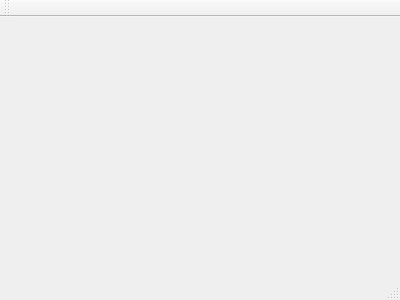
Before: the Qt Designer form mainwindow.ui in Guailoudou/ld_ncm, drawn with Qt 5.
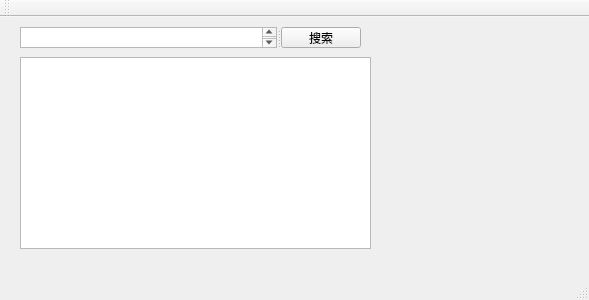
After: the same form once the commit is applied.

Diff of the .ui file:
```diff
--- a/mainwindow.ui
+++ b/mainwindow.ui
@@ -1,24 +1,69 @@
 <ui version="4.0">
  <class>MainWindow</class>
- <widget class="QMainWindow" name="MainWindow" >
-  <property name="geometry" >
+ <widget class="QMainWindow" name="MainWindow">
+  <property name="geometry">
    <rect>
     <x>0</x>
     <y>0</y>
-    <width>400</width>
+    <width>589</width>
     <height>300</height>
    </rect>
   </property>
   <property name="windowTitle" >
    <string>MainWindow</string>
   </property>
-  <widget class="QMenuBar" name="menuBar" />
-  <widget class="QToolBar" name="mainToolBar" />
-  <widget class="QWidget" name="centralWidget" />
-  <widget class="QStatusBar" name="statusBar" />
+  <widget class="QWidget" name="centralWidget">
+   <widget class="QListView" name="listView">
+    <property name="geometry">
+     <rect>
+      <x>20</x>
+      <y>40</y>
+      <width>351</width>
+      <height>192</height>
+     </rect>
+    </property>
+   </widget>
+   <widget class="QSplitter" name="splitter">
+    <property name="geometry">
+     <rect>
+      <x>20</x>
+      <y>10</y>
+      <width>341</width>
+      <height>21</height>
+     </rect>
+    </property>
+    <property name="orientation">
+     <enum>Qt::Horizontal</enum>
+    </property>
+    <widget class="QTextBrowser" name="textBrowser"/>
+    <widget class="QPushButton" name="pushButton">
+     <property name="text">
+      <string>搜索</string>
+     </property>
+    </widget>
+   </widget>
+  </widget>
+  <widget class="QMenuBar" name="menuBar">
+   <property name="geometry">
+    <rect>
+     <x>0</x>
+     <y>0</y>
+     <width>589</width>
+     <height>17</height>
+    </rect>
+   </property>
+  </widget>
+  <widget class="QToolBar" name="mainToolBar">
+   <attribute name="toolBarArea">
+    <enum>TopToolBarArea</enum>
+   </attribute>
+   <attribute name="toolBarBreak">
+    <bool>false</bool>
+   </attribute>
+  </widget>
+  <widget class="QStatusBar" name="statusBar"/>
  </widget>
- <layoutDefault spacing="6" margin="11" />
- <pixmapfunction></pixmapfunction>
+ <layoutdefault spacing="6" margin="11"/>
  <resources/>
  <connections/>
 </ui>
```
Left out of the diff: 3 changed lines with no effect on the pictures.
